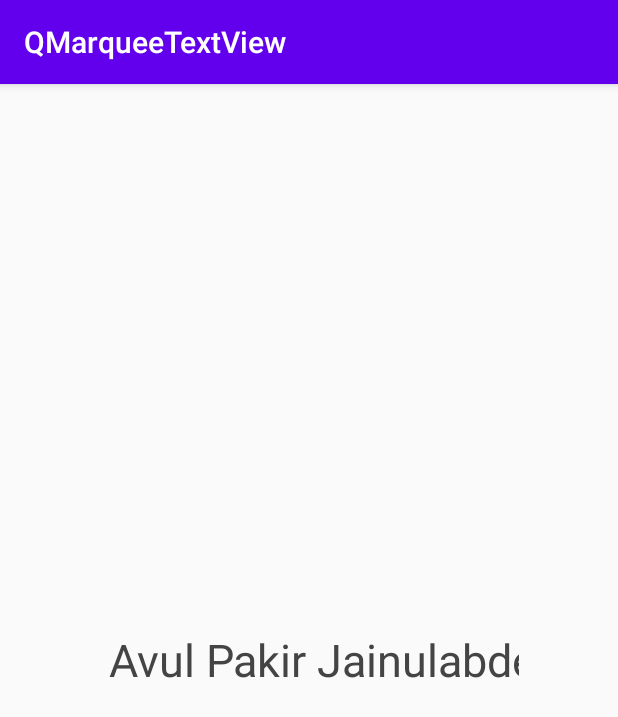
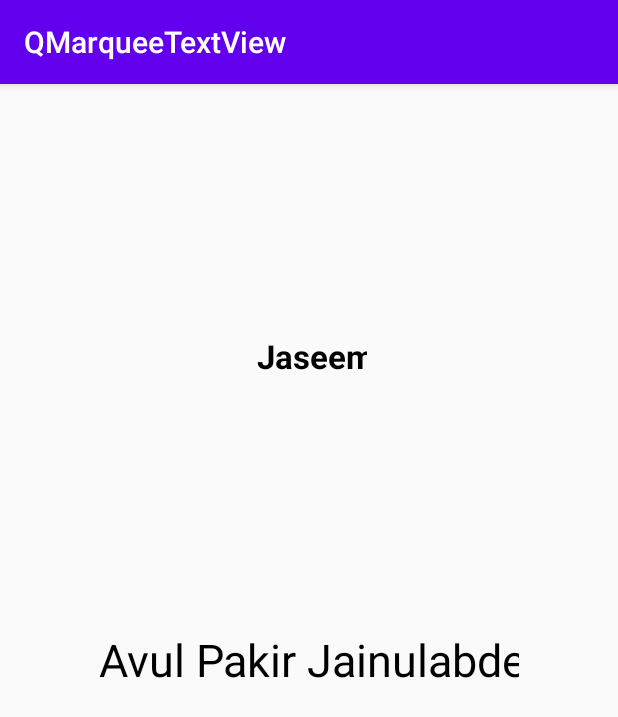
Before and after one commit to Jaseemakhtar/MarqueeTextView, an Android app: the screen it shows after launch (MainActivity), on a phone screen of 412 x 824 dp. Shown: the top 717 px of the screen. Run offline under Robolectric (Android 15) with nearby library versions, the phone set to English and light mode, and no system bars.

Commit message:
Minor refactor

```diff
--- a/app/src/main/java/com/jsync/qmarqueetextview/MarqueeTextView.kt
+++ b/app/src/main/java/com/jsync/qmarqueetextview/MarqueeTextView.kt
@@ -3,14 +3,9 @@ package com.jsync.qmarqueetextview
 import android.animation.ValueAnimator
 import android.content.Context
 import android.graphics.Canvas
-import android.graphics.Color
-import android.graphics.Paint
 import android.graphics.Rect
 import android.util.AttributeSet
-import android.util.Log
-import android.view.View
-import kotlin.math.min
-
+import androidx.appcompat.widget.AppCompatTextView
 
 class MarqueeTextView
 @JvmOverloads
@@ -18,88 +13,43 @@ constructor(
     context: Context,
     attributeSet: AttributeSet? = null,
     defStyleAttr: Int = 0
-) : View(context, attributeSet, defStyleAttr) {
+) : AppCompatTextView(context, attributeSet, defStyleAttr) {
 
     private var textX: Float
-    private var text: String?
-    private var marqueeText: String
-    private var textSize: Int
+    private var textY: Float
+    private lateinit var roller: ValueAnimator
+    private val textBounds = Rect()
     private var textHeight: Int
     private var textWidth: Int
-    private var textColor: Int
-    private lateinit var roller: ValueAnimator
+    private var marqueeText: String
+    private var marqueeDuration: Long
+    private var marqueeDelay: Long
 
     init {
         val typedArray = context.obtainStyledAttributes(attributeSet, R.styleable.MarqueeTextView)
-        text = typedArray.getString(R.styleable.MarqueeTextView_marqueeText)
+        isSingleLine = true
+        textX = paddingLeft.toFloat()
+        textY = 0f
+        textHeight = getTextHeight(text as String?)
+        textWidth = getTextWidth(text as String)
         marqueeText = text.toString()
-        textSize = typedArray.getDimensionPixelSize(R.styleable.MarqueeTextView_marqueeTextSize, 36)
-        textColor = typedArray.getColor(R.styleable.MarqueeTextView_marqueeTextColor, Color.DKGRAY)
-        textHeight = getTextHeight(text)
-        textWidth = getTextWidth(text)
-        setPadding(10, 10, 10, 10)
-        textX = paddingLeft.toFloat()
+        marqueeDuration =
+            typedArray.getInteger(R.styleable.MarqueeTextView_marqueeDuration, 3000).toLong()
+        marqueeDelay =
+            typedArray.getInteger(R.styleable.MarqueeTextView_marqueeDelay, 1000).toLong()
         typedArray.recycle()
-    }
-
-    fun setText(txt: String){
-        text = txt
-        invalidate()
-    }
-
-
-    override fun onDraw(canvas: Canvas?) {
-        drawText(canvas)
-    }
-
-    override fun onMeasure(widthMeasureSpec: Int, heightMeasureSpec: Int) {
-        val heightMode = MeasureSpec.getMode(heightMeasureSpec)
-        val heightSize = MeasureSpec.getSize(heightMeasureSpec)
-        val desiredHeight = paddingTop + paddingBottom + textHeight
-
-        val widthMode = MeasureSpec.getMode(widthMeasureSpec)
-        val widthSize = MeasureSpec.getSize(widthMeasureSpec)
-        val desiredWidth = paddingLeft + paddingRight + textWidth
-
-        var hh = 0
-        var ww = 0
-
-        hh = when (heightMode) {
-            MeasureSpec.EXACTLY -> { // Must be this size - when set by constant values and also when values are given by parent i,e. set as MATCH_PARENT
-                heightSize
-            }
-            MeasureSpec.AT_MOST -> { // Cannot be bigger than this size - when WRAP_CONTENT
-                min(desiredHeight, heightSize)
-            }
-            else -> { //Be whatever you want
-                desiredHeight
-            }
-        }
-
-        ww = when(widthMode){
-            MeasureSpec.EXACTLY -> {
-                widthSize
-            }
-            MeasureSpec.AT_MOST -> {
-                min(desiredWidth, widthSize)
-            }
-            else -> {
-                desiredWidth
-            }
-        }
-        Log.d("jtest", MeasureSpec.toString(heightMeasureSpec))
-        setMeasuredDimension(ww, hh)
     }
 
     override fun onAttachedToWindow() {
         super.onAttachedToWindow()
         post {
-            if(textWidth > width){
-                // need to animate
+            textY = ((height / 2 + textHeight / 2).toFloat())
+            if(textWidth > width - (paddingLeft + paddingRight)){
+                // need to roll
                 marqueeText = "$text\t\t\t$text"
                 roller = ValueAnimator.ofFloat(paddingLeft.toFloat(), -1f * (getTextWidth("\t\t\t") + textWidth - paddingLeft))
-                roller.startDelay = 1000
-                roller.duration = 3000
+                roller.startDelay = marqueeDelay
+                roller.duration = marqueeDuration
                 roller.addUpdateListener {
                     textX = it.animatedValue as Float
                     invalidate()
@@ -109,27 +59,16 @@ constructor(
         }
     }
 
-    private fun drawText(canvas: Canvas?){
-        val paint = Paint()
-        paint.color = textColor
-        paint.textSize = textSize.toFloat()
-        textWidth = getTextWidth(text)
-        textHeight = getTextHeight(text)
-        canvas?.drawText(marqueeText, textX, (height / 2 + textHeight / 2).toFloat(), paint)
+    override fun onDraw(canvas: Canvas?) {
+        canvas?.drawText(marqueeText, textX, textY, paint)
     }
 
     private fun getTextWidth(txt: String? = "Dummy"): Int{
-        val paint = Paint()
-        paint.textSize = textSize.toFloat()
         return paint.measureText(txt).toInt()
     }
 
     private fun getTextHeight(txt: String? = "Dummy"): Int{
-        val paint = Paint()
-        val textBounds = Rect()
-        paint.textSize = textSize.toFloat()
         paint.getTextBounds(txt, 0, txt!!.length, textBounds)
         return textBounds.height()
     }
-
 }
--- a/app/src/main/res/layout/activity_main.xml
+++ b/app/src/main/res/layout/activity_main.xml
@@ -7,14 +7,26 @@
     tools:context=".MainActivity">
 
     <com.jsync.qmarqueetextview.MarqueeTextView
+        android:layout_width="77dp"
+        android:padding="4dp"
+        android:layout_height="wrap_content"
+        android:text="Jaseem"
+        android:textSize="22sp"
+        android:textStyle="bold"
+        app:layout_constraintBottom_toTopOf="@+id/QMarqueeTextView"
+        app:layout_constraintEnd_toEndOf="parent"
+        app:layout_constraintStart_toStartOf="parent"
+        app:layout_constraintTop_toTopOf="parent" />
+
+    <com.jsync.qmarqueetextview.MarqueeTextView
         android:id="@+id/QMarqueeTextView"
         android:layout_width="280dp"
         android:layout_height="wrap_content"
+        android:text="Avul Pakir Jainulabdeen Abdul Kalam"
+        android:textSize="30sp"
         app:layout_constraintBottom_toBottomOf="parent"
         app:layout_constraintLeft_toLeftOf="parent"
         app:layout_constraintRight_toRightOf="parent"
-        app:layout_constraintTop_toTopOf="parent"
-        app:marqueeText="Avul Pakir Jainulabdeen Abdul Kalam"
-        app:marqueeTextSize="30dp" />
+        app:layout_constraintTop_toTopOf="parent" />
 
 </androidx.constraintlayout.widget.ConstraintLayout>
--- a/app/src/main/res/values/attrs.xml
+++ b/app/src/main/res/values/attrs.xml
@@ -1,9 +1,7 @@
 <?xml version="1.0" encoding="utf-8"?>
 <resources>
     <declare-styleable name="MarqueeTextView">
-        <attr name="marqueeText" format="string"/>
-        <attr name="marqueeTextSize" format="dimension" />
-        <attr name="marqueeTextStyle" format="enum" />
-        <attr name="marqueeTextColor" format="color" />
+        <attr name="marqueeDuration" format="integer" />
+        <attr name="marqueeDelay" format="integer" />
     </declare-styleable>
 </resources>
--- a/app/src/main/res/values/strings.xml
+++ b/app/src/main/res/values/strings.xml
@@ -1,3 +1,4 @@
 <resources>
     <string name="app_name">QMarqueeTextView</string>
+    <string name="default_marquee_text">Avul Pakir Jainulabdeen Abdul Kalam</string>
 </resources>
```
